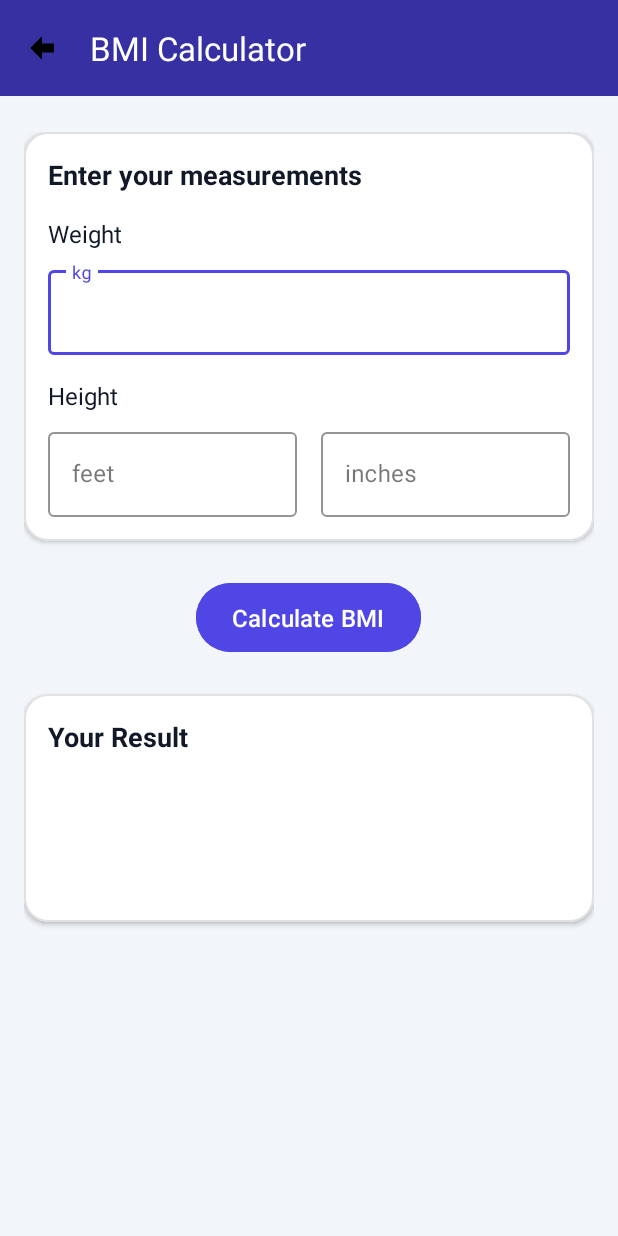
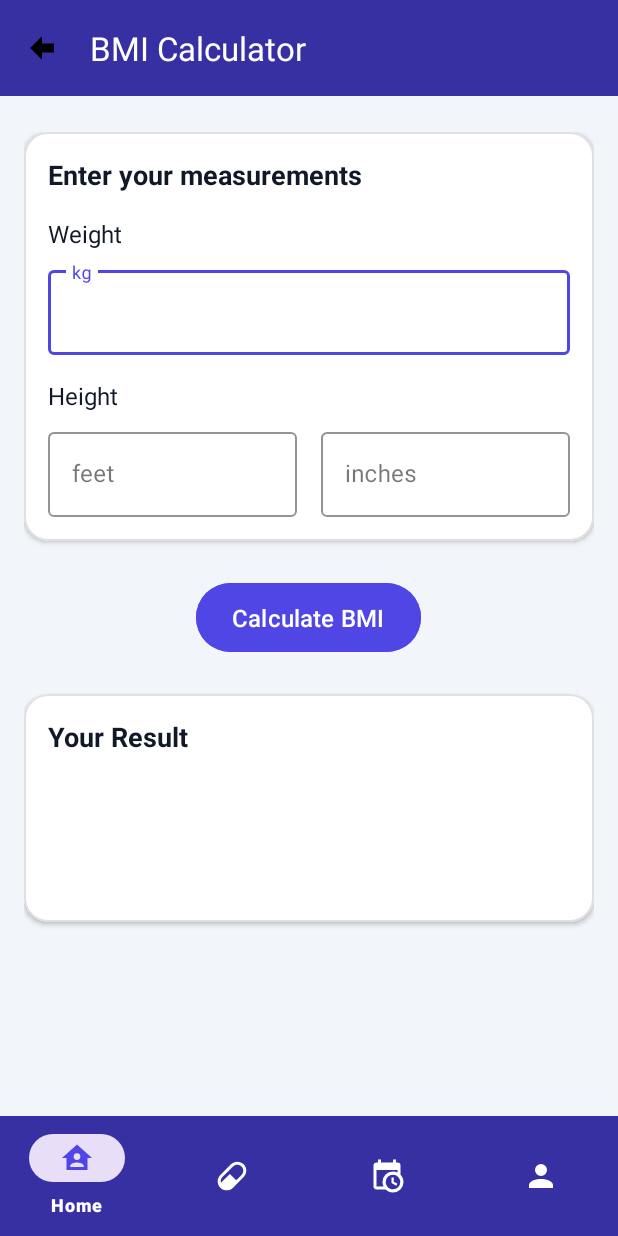
Before and after one commit to syed-muhammad-usman-zafar/MediTrack-SE, an Android app: the BMIActivity screen opened directly, with no data from a screen before it, on a phone screen of 412 x 824 dp. Run offline under Robolectric (Android 15) with nearby library versions, the light colour scheme and no system bars; our stand-ins replace Firebase (no records; nobody signed in at launch, a user with empty details on screens opened directly).

Commit message:
Implemented navbar on every page with custom navbar for TrackMedications

```diff
--- a/app/src/main/res/layout/activity_bmi.xml
+++ b/app/src/main/res/layout/activity_bmi.xml
@@ -1,31 +1,37 @@
 <?xml version="1.0" encoding="utf-8"?>
-<LinearLayout
+<androidx.constraintlayout.widget.ConstraintLayout
     xmlns:android="http://schemas.android.com/apk/res/android"
     xmlns:app="http://schemas.android.com/apk/res-auto"
     xmlns:tools="http://schemas.android.com/tools"
-    android:id="@+id/main"
     android:layout_width="match_parent"
     android:layout_height="match_parent"
-    android:orientation="vertical"
     android:background="@color/background_color"
     tools:context=".BMIActivity">
 
     <!-- Top App Bar -->
     <androidx.appcompat.widget.Toolbar
         android:id="@+id/toolbar"
-        android:layout_width="match_parent"
+        android:layout_width="0dp"
         android:layout_height="?attr/actionBarSize"
         android:background="@color/primary_dark"
         app:title="BMI Calculator"
         app:titleTextColor="@color/white"
         android:elevation="4dp"
-        app:navigationIcon="@drawable/ic_arrow_back"/>
+        app:navigationIcon="@drawable/ic_arrow_back"
+        app:layout_constraintTop_toTopOf="parent"
+        app:layout_constraintStart_toStartOf="parent"
+        app:layout_constraintEnd_toEndOf="parent" />
 
     <!-- Main Content -->
     <ScrollView
-        android:layout_width="match_parent"
-        android:layout_height="match_parent"
-        android:fillViewport="true">
+        android:id="@+id/scrollView"
+        android:layout_width="0dp"
+        android:layout_height="0dp"
+        android:fillViewport="true"
+        app:layout_constraintTop_toBottomOf="@id/toolbar"
+        app:layout_constraintBottom_toTopOf="@id/bottom_navigation"
+        app:layout_constraintStart_toStartOf="parent"
+        app:layout_constraintEnd_toEndOf="parent">
 
         <LinearLayout
             android:layout_width="match_parent"
@@ -205,4 +211,17 @@
             </com.google.android.material.card.MaterialCardView>
         </LinearLayout>
     </ScrollView>
-</LinearLayout>
+
+    <!-- Bottom Navigation -->
+    <com.google.android.material.bottomnavigation.BottomNavigationView
+        android:id="@+id/bottom_navigation"
+        android:layout_width="0dp"
+        android:layout_height="wrap_content"
+        android:background="@color/primary_dark"
+        app:itemIconTint="@color/nav_item_color"
+        app:itemTextColor="@color/white"
+        app:menu="@menu/bottom_nav_menu"
+        app:layout_constraintBottom_toBottomOf="parent"
+        app:layout_constraintStart_toStartOf="parent"
+        app:layout_constraintEnd_toEndOf="parent"/>
+</androidx.constraintlayout.widget.ConstraintLayout>
--- a/app/src/main/res/layout/activity_login.xml
+++ b/app/src/main/res/layout/activity_login.xml
@@ -95,4 +95,6 @@
         android:textSize="16sp"
         android:layout_marginTop="16dp"/>
 
+
+
 </LinearLayout>
--- a/app/src/main/res/layout/activity_track_medications.xml
+++ b/app/src/main/res/layout/activity_track_medications.xml
@@ -67,6 +67,6 @@
         android:background="@color/primary_dark"
         app:itemIconTint="@color/white"
         app:itemTextColor="@color/white"
-        app:menu="@menu/bottom_nav_menu"/>
+        app:menu="@menu/bottom_nav_track_meds"/>
 
 </androidx.coordinatorlayout.widget.CoordinatorLayout>
```
Also changed, not shown: app/src/main/java/com/usmanzafar/meditrack/BMIActivity.java (+24 -0 lines), app/src/main/res/drawable/ic_transparent.xml (added, +9 -0 lines), app/src/main/res/layout/activity_main.xml (+4 -4 lines), app/src/main/res/layout/activity_nutrition.xml (+19 -7 lines), app/src/main/res/layout/activity_pharmacy.xml (+18 -7 lines), app/src/main/res/layout/activity_signup.xml (+26 -4 lines), app/src/main/res/menu/bottom_nav_track_meds.xml (added, +20 -0 lines).
